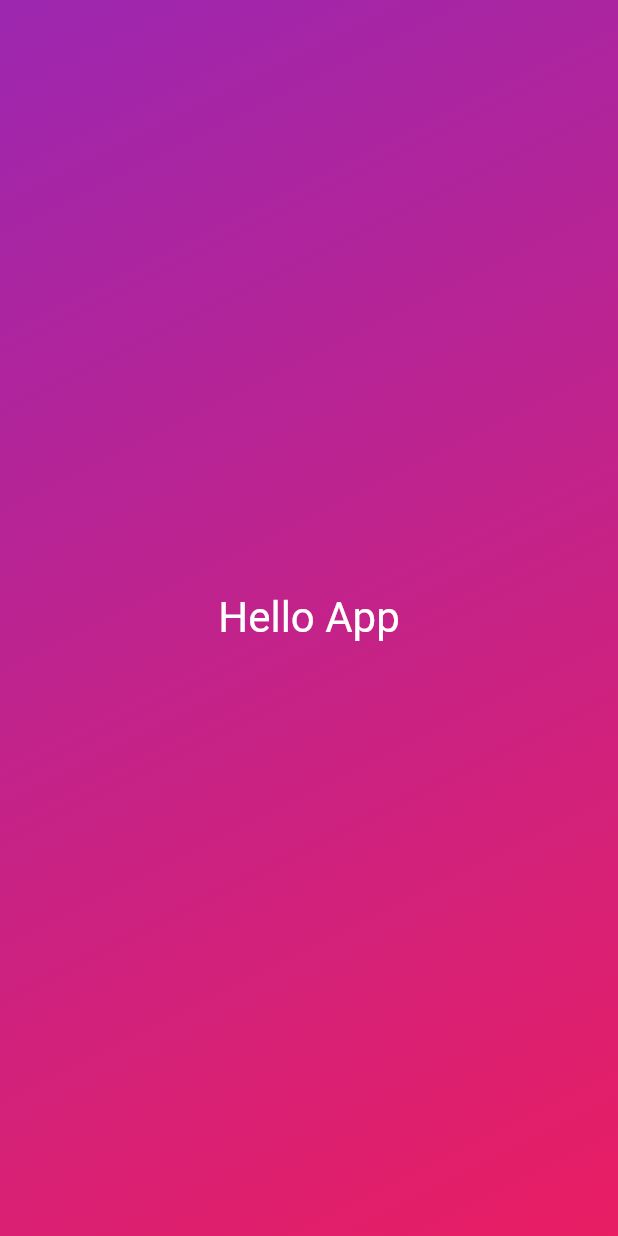
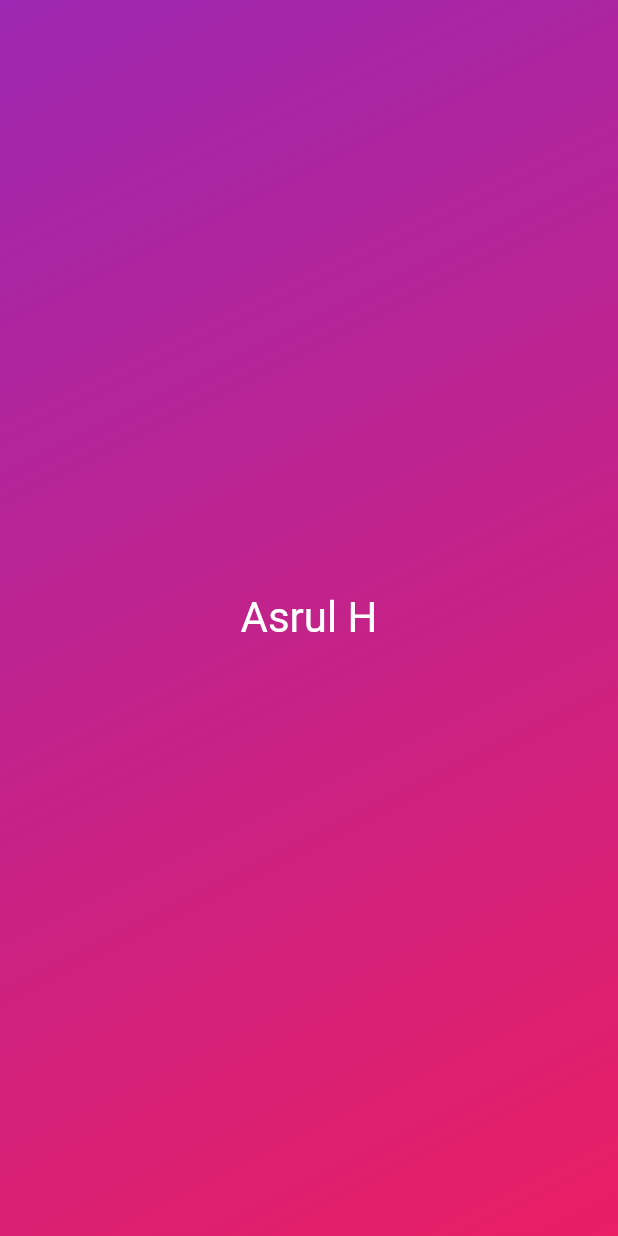
Before and after one commit to asruldev/flutter_101, a Flutter app: the screen it shows after launch, on a phone screen of 412 x 824 dp. Run offline on Flutter 3.47's test engine with Material 2 defaults, Android fonts, the phone set to English and light mode, and no system bars.

Commit message:
constructor variable

```diff
--- a/lib/gradient_container.dart
+++ b/lib/gradient_container.dart
@@ -1,6 +1,9 @@
 
+import 'package:first_app/styled_text.dart';
 import 'package:flutter/material.dart';
 
+const startAlignment = Alignment.topLeft;
+const endAlignment = Alignment.bottomRight;
 class GradientContainer extends StatelessWidget {
   const GradientContainer({super.key});
   @override
@@ -9,18 +12,12 @@ class GradientContainer extends StatelessWidget {
       decoration: const BoxDecoration(
         gradient: LinearGradient(
           colors: [Colors.purple, Colors.pink],
-          begin: Alignment.topLeft,
-          end: Alignment.bottomRight,
+          begin: startAlignment,
+          end: endAlignment,
         ),
       ),
       child: const Center(
-        child: Text(
-          'Hello App',
-          style: TextStyle(
-            color: Colors.white,
-            fontSize: 28,
-          ),
-        ),
+        child: StyledText("Asrul H"),
       ),
     );
   }
--- a/lib/main.dart
+++ b/lib/main.dart
@@ -1,5 +1,5 @@
 import 'package:flutter/material.dart';
-import 'gradient_container.dart';
+import 'package:first_app/gradient_container.dart';
 
 void main() {
   runApp(const MaterialApp(
--- /dev/null
+++ b/lib/styled_text.dart
@@ -0,0 +1,17 @@
+import 'package:flutter/material.dart';
+
+class StyledText extends StatelessWidget {
+  const StyledText(this.text, {super.key});
+  final String text;
+
+  @override
+  Widget build(BuildContext context) {
+    return Text(
+      text,
+      style: const TextStyle(
+        color: Colors.white,
+        fontSize: 28,
+      ),
+    );
+  }
+}
```
